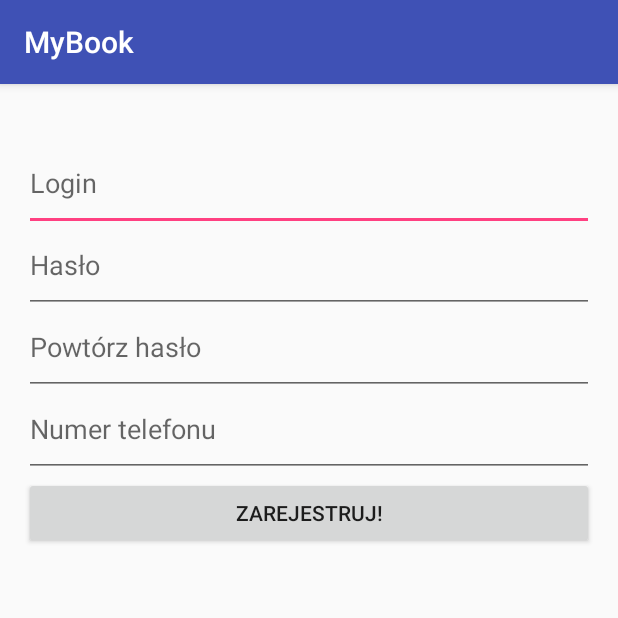
After one commit to vallerboy/MyBook, an Android app: the RegisterActivity screen opened directly, with no data from a screen before it, on a phone screen of 412 x 824 dp, the top half of it. The commit adds this screen. Run offline under Robolectric (Android 15) with nearby library versions, the phone set to English and light mode, and no system bars; our stand-ins replace ButterKnife.

Commit message:
Register & Login now working

```diff
--- a/app/src/main/AndroidManifest.xml
+++ b/app/src/main/AndroidManifest.xml
@@ -15,7 +15,8 @@
                 <category android:name="android.intent.category.LAUNCHER" />
             </intent-filter>
         </activity>
-        <activity android:name=".MainActivity"></activity>
+        <activity android:name=".MainActivity" />
+        <activity android:name=".RegisterActivity"></activity>
     </application>
 
 </manifest>
--- /dev/null
+++ b/app/src/main/java/pl/oskarpolak/mybook/RegisterActivity.java
@@ -0,0 +1,73 @@
+package pl.oskarpolak.mybook;
+
+import android.app.AlertDialog;
+import android.content.DialogInterface;
+import android.support.v7.app.AppCompatActivity;
+import android.os.Bundle;
+import android.util.Log;
+import android.widget.EditText;
+
+import butterknife.BindView;
+import butterknife.ButterKnife;
+import butterknife.OnClick;
+import pl.oskarpolak.mybook.database.UserData;
+
+public class RegisterActivity extends AppCompatActivity {
+
+    @BindView(R.id.registerLogin)
+    EditText registerLogin;
+
+    @BindView(R.id.registerPassword)
+    EditText registerPassword;
+
+    @BindView(R.id.registerPasswordAgain)
+    EditText registerPasswordAgain;
+
+    @BindView(R.id.registerPhone)
+    EditText registerPhone;
+
+    private UserData userData;
+
+    @Override
+    protected void onCreate(Bundle savedInstanceState) {
+        super.onCreate(savedInstanceState);
+        setContentView(R.layout.activity_register);
+        ButterKnife.bind(this);
+
+        userData = new UserData(this);
+    }
+
+    private boolean areLoginFieldsEmpty(){
+        return registerLogin.getText().toString().isEmpty() || registerPassword.getText().toString().isEmpty() || registerPasswordAgain.getText().toString().isEmpty() || registerPhone.getText().toString().isEmpty();
+    }
+
+    private void createSusscesDialog() {
+        AlertDialog.Builder builder = new AlertDialog.Builder(this);
+        builder.setTitle("Rejestracja");
+        builder.setMessage("Pomyślnie zarejestrowano!");
+        builder.setPositiveButton("OK", new DialogInterface.OnClickListener() {
+            @Override
+            public void onClick(DialogInterface dialog, int which) {
+                dialog.dismiss();
+                //startActivity(); Uruchamianie głównego activity
+            }
+        });
+        AlertDialog alertDialog = builder.create();
+        alertDialog.show();
+    }
+
+    @OnClick(R.id.buttonRegister)
+    public void onClickRegister(){
+         if(areLoginFieldsEmpty()){
+             Utils.showMessageWithoutAction(this, "Wypełnij wszystkie pola", "Rejestracja");
+         }else {
+            if(userData.registerUser(registerLogin.getText().toString(), registerPassword.getText().toString(), registerPhone.getText().toString())){
+                createSusscesDialog();
+            }
+         }
+        Log.e("Rejestracja", "Kliknięto przycisk");
+    }
+
+
+
+}
--- a/app/src/main/java/pl/oskarpolak/mybook/database/Database.java
+++ b/app/src/main/java/pl/oskarpolak/mybook/database/Database.java
@@ -15,7 +15,7 @@ public class Database extends SQLiteOpenHelper {
 
     @Override
     public void onCreate(SQLiteDatabase db) {
-          db.execSQL("create table user(id integer primary key autoincrement, login text, password text, telephone integer, rentedBooks text);");
+          db.execSQL("create table user(id integer primary key autoincrement, login text, password text, telephone text, rentedBooks text);");
           db.execSQL("create table book(id integer primary key autoincrement, picture text, name text, author text, descryption text, pages integer, isRented boolean);");
     }
 
--- /dev/null
+++ b/app/src/main/res/layout/activity_register.xml
@@ -0,0 +1,70 @@
+<?xml version="1.0" encoding="utf-8"?>
+<RelativeLayout xmlns:android="http://schemas.android.com/apk/res/android"
+    xmlns:tools="http://schemas.android.com/tools"
+    android:id="@+id/activity_register"
+    android:layout_width="match_parent"
+    android:layout_height="match_parent"
+    android:paddingBottom="@dimen/activity_vertical_margin"
+    android:paddingLeft="@dimen/activity_horizontal_margin"
+    android:paddingRight="@dimen/activity_horizontal_margin"
+    android:paddingTop="@dimen/activity_vertical_margin"
+    tools:context="pl.oskarpolak.mybook.RegisterActivity">
+
+    <EditText
+        android:layout_width="wrap_content"
+        android:layout_height="wrap_content"
+        android:inputType="textPersonName"
+        android:ems="10"
+        android:hint="Login"
+        android:layout_marginTop="27dp"
+        android:id="@+id/registerLogin"
+        android:layout_alignParentTop="true"
+        android:layout_alignParentStart="true"
+        android:layout_alignParentEnd="true"
+        android:paddingBottom="20dp" />
+
+    <Button
+        android:text="Zarejestruj!"
+        android:layout_width="wrap_content"
+        android:layout_height="wrap_content"
+        android:id="@+id/buttonRegister"
+        android:layout_below="@+id/registerPhone"
+        android:layout_alignStart="@+id/registerPhone"
+        android:layout_alignEnd="@+id/registerPhone" />
+
+    <EditText
+        android:layout_width="wrap_content"
+        android:layout_height="wrap_content"
+        android:inputType="textPassword"
+        android:ems="10"
+        android:hint="Hasło"
+        android:id="@+id/registerPassword"
+        android:layout_below="@+id/registerLogin"
+        android:layout_alignStart="@+id/registerLogin"
+        android:layout_alignParentEnd="true"
+        android:paddingBottom="20dp"/>
+
+    <EditText
+        android:layout_width="wrap_content"
+        android:layout_height="wrap_content"
+        android:inputType="textPassword"
+        android:ems="10"
+        android:hint="Powtórz hasło"
+        android:id="@+id/registerPasswordAgain"
+        android:layout_below="@+id/registerPassword"
+        android:layout_alignParentStart="true"
+        android:layout_alignParentEnd="true"
+        android:paddingBottom="20dp"/>
+
+    <EditText
+        android:layout_width="wrap_content"
+        android:layout_height="wrap_content"
+        android:inputType="phone"
+        android:ems="10"
+        android:hint="Numer telefonu"
+        android:id="@+id/registerPhone"
+        android:layout_below="@+id/registerPasswordAgain"
+        android:layout_alignStart="@+id/registerPasswordAgain"
+        android:layout_alignParentEnd="true"
+        android:paddingBottom="20dp"/>
+</RelativeLayout>
```
Also changed, not shown: app/src/main/java/pl/oskarpolak/mybook/LoginActivity.java (+7 -0 lines), app/src/main/java/pl/oskarpolak/mybook/database/UserData.java (+23 -1 lines).
